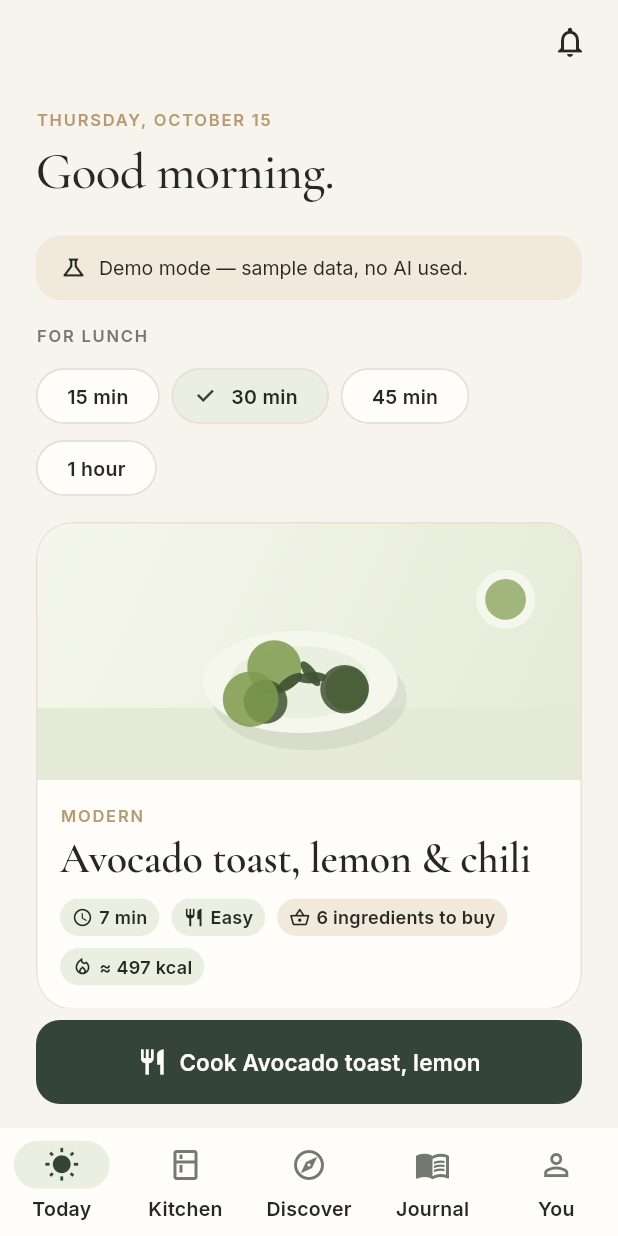
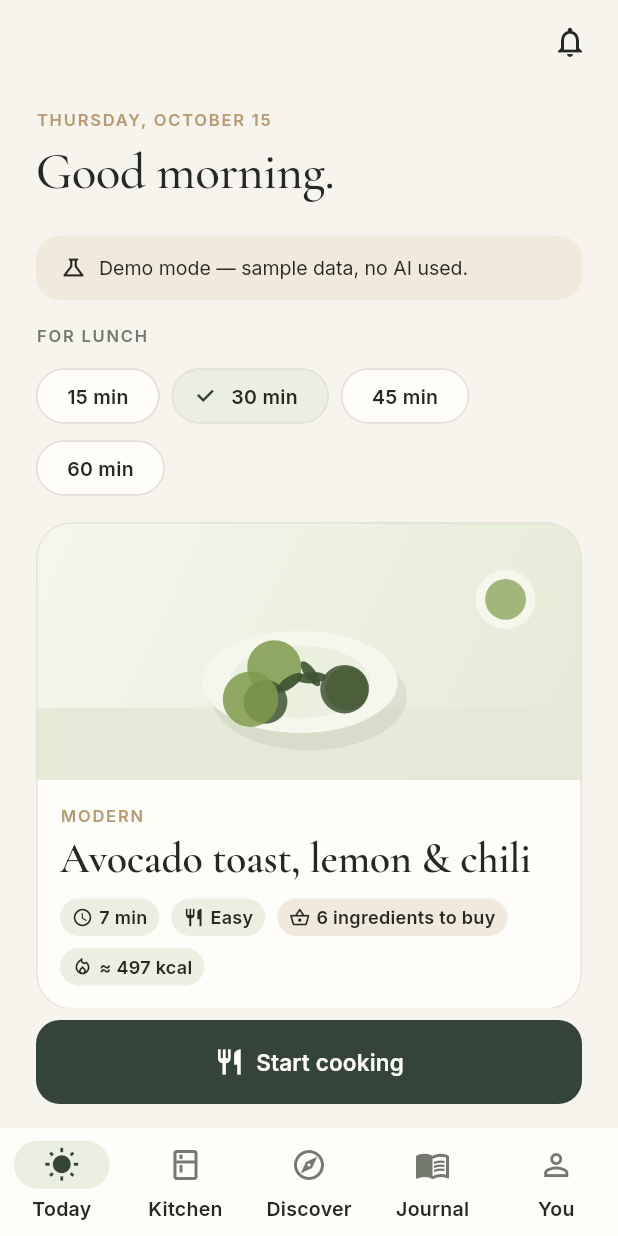
Before and after one commit to carenetfirebase/settings, a Flutter app: the TodayScreen screen opened by its route, on a phone screen of 412 x 824 dp. Run offline on Flutter 3.47's test engine with Material 3 defaults, Android fonts, the phone set to English and light mode, and no system bars; our stand-ins replace cloud_firestore, cloud_functions, firebase_analytics, firebase_auth, firebase_core, firebase_crashlytics and 13 more; missing offline and left inert: cunning_document_scanner, firebase_app_check, mobile_scanner; accounts and stored records are empty.

Commit message:
Chefii: native platform config, visual QA fixes, large-text test
- Android: camera/mic/notification/exact-alarm permissions, boot receivers,
  deep links, desugaring, minSdk 24, backups excluded for health data
- iOS: usage descriptions, deep link scheme, iOS 15 minimum
- Lining figures for serif numerals; sans metric style for at-a-glance data
- Fix freshness copy and reconcile layout at 160% text size

Co-Authored-By: Claude Opus 5.5 <noreply@anthropic.com>
Claude-Session: https://claude.ai/code/session_011y4osuoFWgFLnpAHhNFC7d

```diff
--- a/chefii/lib/features/health/nutrition_screens.dart
+++ b/chefii/lib/features/health/nutrition_screens.dart
@@ -170,9 +170,9 @@ class NutritionIntelligenceScreen extends ConsumerWidget {
           ListTile(contentPadding: EdgeInsets.zero, title: Text(n.label), subtitle: Text(trend(n)), trailing: const Icon(Icons.chevron_right), onTap: () => context.push('/you/nutrition/nutrient/${n.name}')),
         const SectionHeader('Variety this week'),
         Row(children: [
-          Expanded(child: SoftCard(child: Column(crossAxisAlignment: CrossAxisAlignment.start, children: [Text('$variety', style: context.text.headlineMedium), Text('different meals', style: context.text.bodySmall)]))),
+          Expanded(child: SoftCard(child: Column(crossAxisAlignment: CrossAxisAlignment.start, children: [Text('$variety', style: context.metric), Text('different meals', style: context.text.bodySmall)]))),
           const SizedBox(width: Space.xs),
-          Expanded(child: SoftCard(child: Column(crossAxisAlignment: CrossAxisAlignment.start, children: [Text('${plants.length}', style: context.text.headlineMedium), Text('plant foods in Chefii recipes', style: context.text.bodySmall)]))),
+          Expanded(child: SoftCard(child: Column(crossAxisAlignment: CrossAxisAlignment.start, children: [Text('${plants.length}', style: context.metric), Text('plant foods in Chefii recipes', style: context.text.bodySmall)]))),
         ]),
         if (fibreLow) ...[
           const SectionHeader('Something to try'),
--- a/chefii/lib/features/health/smile_diabetes_screens.dart
+++ b/chefii/lib/features/health/smile_diabetes_screens.dart
@@ -103,7 +103,7 @@ class _Count extends StatelessWidget {
   Widget build(BuildContext context) => SoftCard(
         semanticLabel: '$value $label',
         child: Column(crossAxisAlignment: CrossAxisAlignment.start, children: [
-          Text('$value', style: context.text.headlineMedium),
+          Text('$value', style: context.metric),
           Text(label, style: context.text.bodySmall),
         ]),
       );
--- a/chefii/lib/features/journal/journal_screens.dart
+++ b/chefii/lib/features/journal/journal_screens.dart
@@ -568,9 +568,9 @@ class EatingPatternsScreen extends ConsumerWidget {
       header: const EditorialPageHeader(eyebrow: 'Journal', title: 'Eating patterns', subtitle: 'The last two weeks, as recorded.'),
       children: [
         Row(children: [
-          Expanded(child: SoftCard(child: Column(crossAxisAlignment: CrossAxisAlignment.start, children: [Text((meals.length / days).toStringAsFixed(1), style: context.text.headlineMedium), Text('meals logged per day', style: context.text.bodySmall)]))),
+          Expanded(child: SoftCard(child: Column(crossAxisAlignment: CrossAxisAlignment.start, children: [Text((meals.length / days).toStringAsFixed(1), style: context.metric), Text('meals logged per day', style: context.text.bodySmall)]))),
           const SizedBox(width: Space.xs),
-          Expanded(child: SoftCard(child: Column(crossAxisAlignment: CrossAxisAlignment.start, children: [Text('${gaps.length}', style: context.text.headlineMedium), Text('days with no records', style: context.text.bodySmall)]))),
+          Expanded(child: SoftCard(child: Column(crossAxisAlignment: CrossAxisAlignment.start, children: [Text('${gaps.length}', style: context.metric), Text('days with no records', style: context.text.bodySmall)]))),
         ]),
         const SectionHeader('Usual times'),
         if (avgMinutes.isEmpty) Text('Log a few meals to see your rhythm.', style: context.text.bodyMedium),
--- a/chefii/lib/features/planning/planning_screens.dart
+++ b/chefii/lib/features/planning/planning_screens.dart
@@ -531,9 +531,9 @@ class SpendingWasteScreen extends ConsumerWidget {
       header: const EditorialPageHeader(eyebrow: 'Kitchen', title: 'Spending & waste'),
       children: [
         Row(children: [
-          Expanded(child: SoftCard(child: Column(crossAxisAlignment: CrossAxisAlignment.start, children: [Text(Money(spent).format(), style: context.text.headlineMedium), Text('groceries this month', style: context.text.bodySmall)]))),
+          Expanded(child: SoftCard(child: Column(crossAxisAlignment: CrossAxisAlignment.start, children: [Text(Money(spent).format(), style: context.metric), Text('groceries this month', style: context.text.bodySmall)]))),
           const SizedBox(width: Space.xs),
-          Expanded(child: SoftCard(child: Column(crossAxisAlignment: CrossAxisAlignment.start, children: [Text('${discards.length}', style: context.text.headlineMedium), Text('items discarded recently', style: context.text.bodySmall)]))),
+          Expanded(child: SoftCard(child: Column(crossAxisAlignment: CrossAxisAlignment.start, children: [Text('${discards.length}', style: context.metric), Text('items discarded recently', style: context.text.bodySmall)]))),
         ]),
         const SectionHeader('Last six weeks'),
         if (byWeek.isEmpty) Text('Scan receipts to see spending trends.', style: context.text.bodyMedium),
--- a/chefii/lib/features/receipts/receipt_screens.dart
+++ b/chefii/lib/features/receipts/receipt_screens.dart
@@ -919,7 +919,7 @@ class _Metric extends StatelessWidget {
     excludeSemantics: true,
     child: Column(
       children: [
-        Text(value, style: context.text.headlineMedium),
+        Text(value, style: context.metric),
         Text(label, style: context.text.bodySmall),
       ],
     ),
--- a/chefii/lib/features/today/today_screens.dart
+++ b/chefii/lib/features/today/today_screens.dart
@@ -78,7 +78,7 @@ class _TodayScreenState extends ConsumerState<TodayScreen> {
       ),
       primaryAction: featured == null
           ? PrimaryActionButton(icon: Icons.receipt_long_outlined, label: 'Scan a receipt', onPressed: () => context.push('/receipt/capture'))
-          : PrimaryActionButton(icon: Icons.restaurant, label: 'Cook ${featured.title.split(' ').take(3).join(' ')}', onPressed: () => context.push('/recipe/${featured.id}')),
+          : PrimaryActionButton(icon: Icons.restaurant, label: 'Start cooking', onPressed: () => context.push('/recipe/${featured.id}')),
       children: [
         if (isDemo) const DemoBanner(),
         for (final r in inProgress)
@@ -99,7 +99,7 @@ class _TodayScreenState extends ConsumerState<TodayScreen> {
         const SizedBox(height: Space.xs),
         Wrap(spacing: Space.xs, children: [
           for (final m in [15, 30, 45, 60])
-            ChoiceChip(label: Text(m == 60 ? '1 hour' : '$m min'), selected: minutes == m, onSelected: (_) => setState(() => _minutes = m)),
+            ChoiceChip(label: Text('$m min'), selected: minutes == m, onSelected: (_) => setState(() => _minutes = m)),
         ]),
         const SizedBox(height: Space.s),
         if (featured != null)
```
Also changed, not shown: chefii/lib/core/design/theme.dart (+8 -0 lines), chefii/lib/features/kitchen/kitchen_screens.dart (+13 -9 lines), 5 other files.
